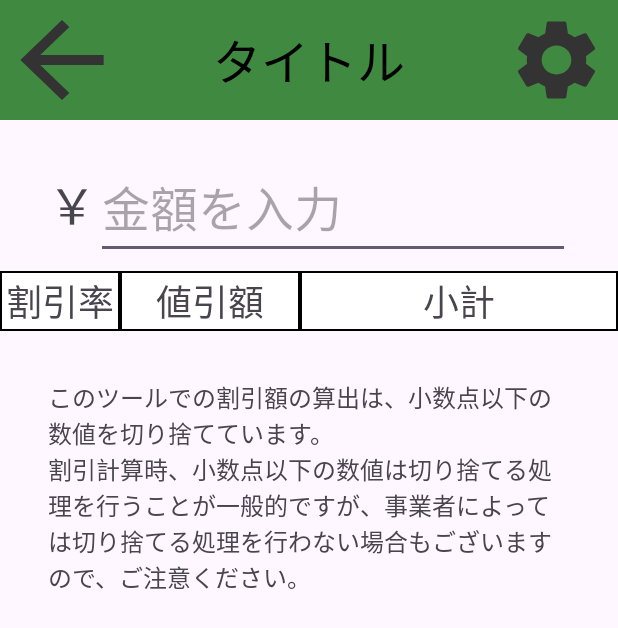
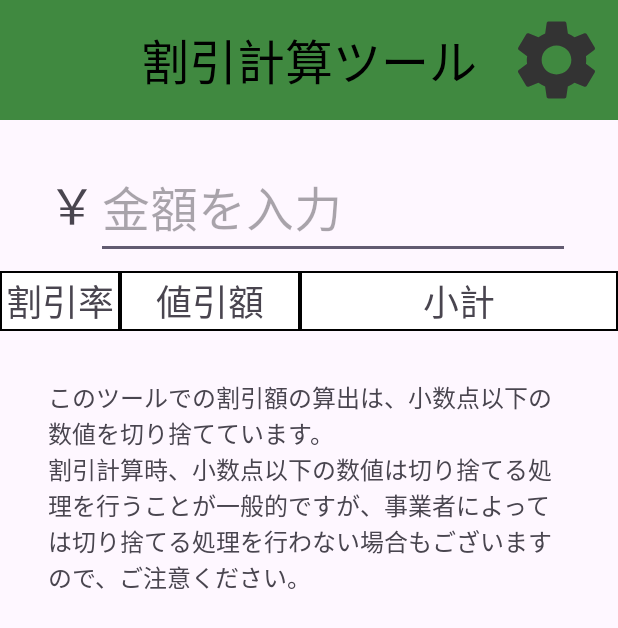
Before and after one commit to shori0429/DiscountCalc, an Android app: the screen it shows after launch (MainActivity), on a phone screen of 412 x 824 dp. Shown: the top 628 px of the screen. Run offline under Robolectric (Android 15) with nearby library versions, the phone set to English and light mode, and no system bars; our stand-ins replace Room's generated code; 2 statements that could not run were skipped.

Commit message:
ツールバーのアイコンをシーンチェンジと合わせて変更するように 【実装】 ・ToolBarFragment.java -setCustomToolBarメソッド navGraphのフラグメントが切り替わった時の処理を追加。 バーのタイトル、左右ボタンの画像変更、移動先、表示・非表示を切り替えるように設計
【修正】
・ToolBarFragment.java
-フィールド
使用していないフィールドを削除

-setCustomToolBarメソッド
setLeftButton,setRightButtonの引数を直接flag入力で送るように。処理の内容的にこの方がわかりやすいと判断

-setLeftButtonメソッド
-setRightButtonメソッド
isVisibleのif-else処理が逆になってしまっていた為修正。
また、onClickedメソッドの呼び出しをボタン表示が有効であるときのみに修正。

```diff
--- a/app/src/main/java/com/example/discountcalc/fragments/ToolBarFragment.java
+++ b/app/src/main/java/com/example/discountcalc/fragments/ToolBarFragment.java
@@ -7,6 +7,7 @@ import android.view.View;
 import android.view.ViewGroup;
 import androidx.annotation.NonNull;
 import androidx.annotation.Nullable;
+import androidx.core.content.res.ResourcesCompat;
 import androidx.fragment.app.Fragment;
 import androidx.navigation.NavController;
 import androidx.navigation.NavDirections;
@@ -15,12 +16,11 @@ import androidx.navigation.fragment.NavHostFragment;
 import com.example.discountcalc.R;
 import com.example.discountcalc.databinding.FragmentOriginalToolbarBinding;
 
+import java.util.Objects;
+
 public class ToolBarFragment extends Fragment implements ToolBarCustomViewDelegate {
 
     private FragmentOriginalToolbarBinding binding;
-
-    boolean isHideLeftButton=false;
-    boolean isHideRightButton=false;
 
     NavHostFragment navHostFragment;
     NavController navController;
@@ -37,20 +37,31 @@ public class ToolBarFragment extends Fragment implements ToolBarCustomViewDelega
 
         navHostFragment=(NavHostFragment) requireActivity().getSupportFragmentManager().findFragmentById(R.id.host_fragment);
         navController=navHostFragment.getNavController();
+        setCustomToolBar();
         assert navHostFragment != null:"null navHostFragment. TitleFragment.java line:89";
         return binding.getRoot();
     }
 
     private void setCustomToolBar(){
 
-        String title=getString(R.string.toolBarTitle);
-        binding.ActionTitle.setText(title);
-
-        // navGraphのフラグメントが切り替わった時のイベントリスナーを追加
-        navController.addOnDestinationChangedListener((((navController1, navDestination, bundle) -> {
-            setLeftButton(isHideLeftButton);
-
-            setRightButton(isHideRightButton);
+        // navGraphのフラグメントが切り替わった時のイベントリスナーを更新
+        navController.addOnDestinationChangedListener((((nController, nDestination, bundle) -> {
+            int id = Objects.requireNonNull(nController.getCurrentDestination()).getId();
+            if (id == R.id.nav_titleFragment) {
+                binding.ActionTitle.setText(R.string.toolBar_title);
+                binding.ActionRightButton.setImageDrawable(ResourcesCompat.getDrawable(getResources(),R.drawable.setting_image,null));
+                setLeftButton(false);
+                setRightButton(true);
+            } else if (id == R.id.nav_settingsFragment) {
+                binding.ActionTitle.setText(R.string.toolBar_setting);
+                setLeftButton(true);
+                setRightButton(false);
+            } else if (id == R.id.nav_customDiscountPreferenceFragment) {
+                binding.ActionTitle.setText(R.string.toolBar_customPreferenceSetting);
+                binding.ActionRightButton.setImageDrawable(ResourcesCompat.getDrawable(getResources(),R.drawable.home_image,null));
+                setLeftButton(true);
+                setRightButton(true);
+            }
         })));
 
 
@@ -60,13 +71,13 @@ public class ToolBarFragment extends Fragment implements ToolBarCustomViewDelega
         // 左ボタン
         // ボタンの表示/非表示設定
         if(isVisible) {
+            binding.ActionLeftButton.setVisibility(View.VISIBLE);
+            binding.ActionLeftButton.setOnClickListener(b->{
+                onClickedLeftButton();
+            });
+        }else{
             binding.ActionLeftButton.setVisibility(View.INVISIBLE);
-        }else{
-            binding.ActionLeftButton.setVisibility(View.VISIBLE);
         }
-        binding.ActionLeftButton.setOnClickListener(b->{
-            onClickedLeftButton();
-        });
         //onClickedLeftButton();
     }
 
@@ -74,13 +85,13 @@ public class ToolBarFragment extends Fragment implements ToolBarCustomViewDelega
         // 右ボタン
         // ボタン表示/非表示設定
         if(isVisible) {
+            binding.ActionRightButton.setVisibility(View.VISIBLE);
+            binding.ActionRightButton.setOnClickListener(b->{
+                onClickedRightButton();
+            });
+        }else{
             binding.ActionRightButton.setVisibility(View.INVISIBLE);
-        }else{
-            binding.ActionRightButton.setVisibility(View.VISIBLE);
         }
-        binding.ActionRightButton.setOnClickListener(b->{
-            onClickedRightButton();
-        });
     }
 
     @Override
```
